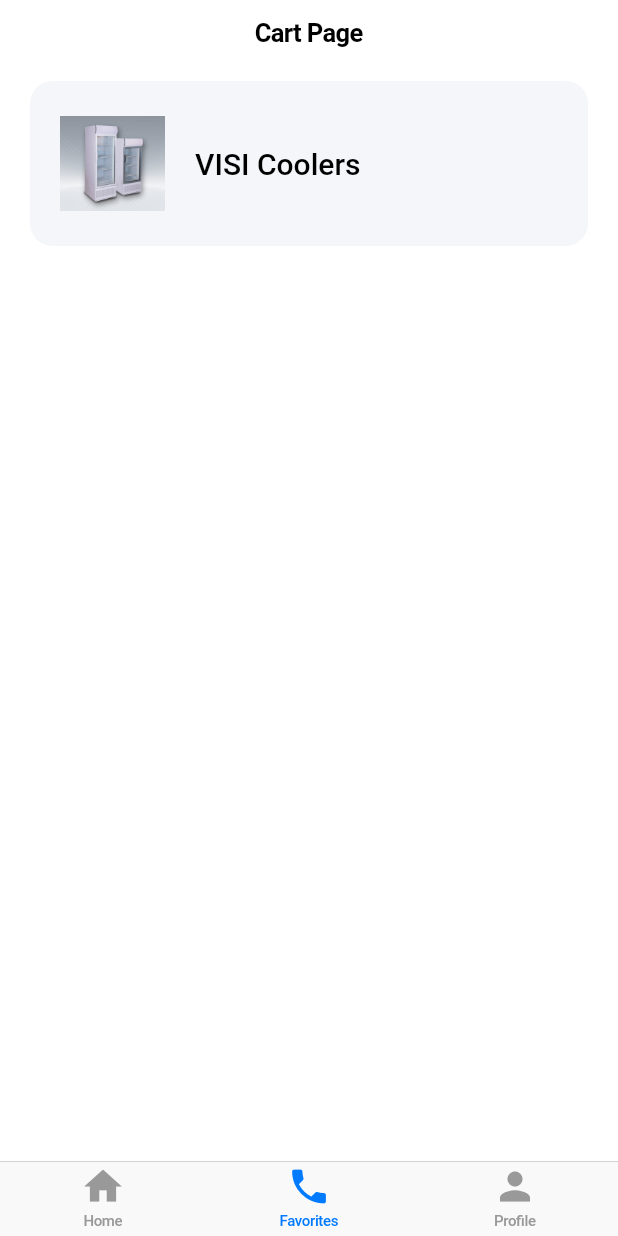
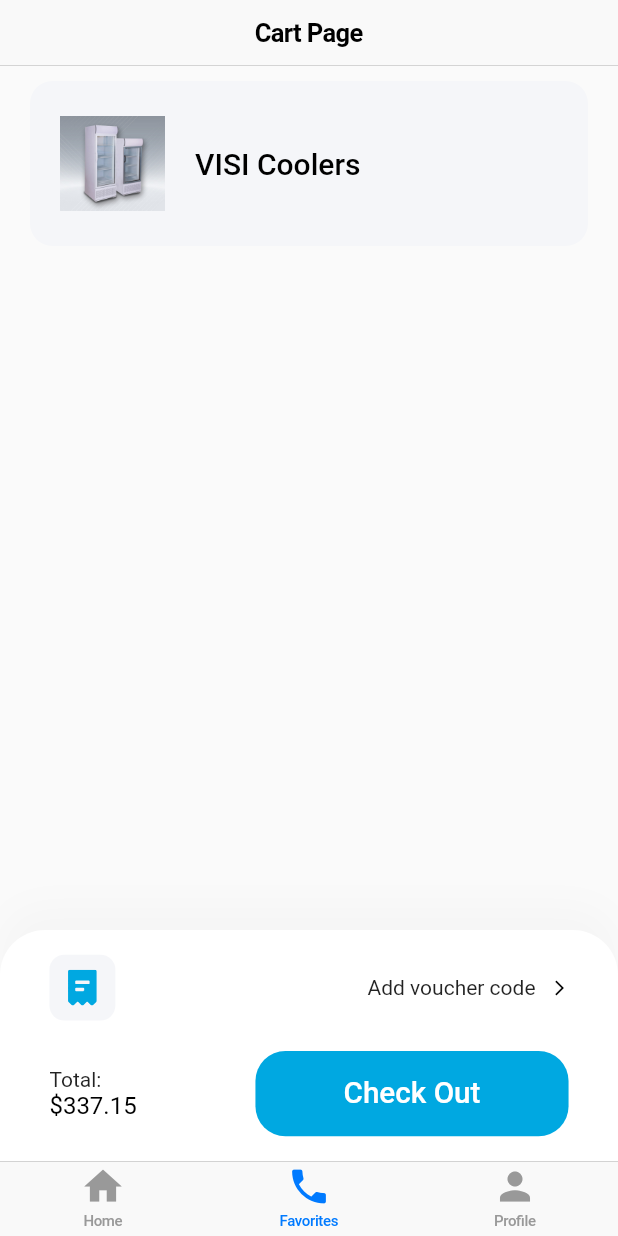
Before and after one commit to AliJasim03/Awal, a Flutter app: the screen it shows after launch, item 2 of the bottom bar chosen, on a phone screen of 412 x 824 dp. Run offline on Flutter 3.47's test engine with Material 2 defaults, Android fonts, the phone set to English and light mode, and no system bars; our stand-ins replace flutter_svg; Roboto replaces fonts that are missing (Futura-Bold).

Commit message:
added the checkout button

```diff
--- /dev/null
+++ b/lib/components/check_out_card.dart
@@ -0,0 +1,93 @@
+import 'package:awal/components/default_button.dart';
+import 'package:awal/components/size_config.dart';
+import 'package:awal/constants.dart';
+import 'package:flutter/material.dart';
+import 'package:flutter_svg/flutter_svg.dart';
+
+class CheckoutCard extends StatelessWidget {
+  const CheckoutCard({
+    Key? key,
+  }) : super(key: key);
+
+  @override
+  Widget build(BuildContext context) {
+    return Container(
+      padding: EdgeInsets.symmetric(
+        vertical: getProportionateScreenWidth(15),
+        horizontal: getProportionateScreenWidth(30),
+      ),
+      // height: 174,
+      decoration: BoxDecoration(
+        color: Colors.white,
+        borderRadius: BorderRadius.only(
+          topLeft: Radius.circular(30),
+          topRight: Radius.circular(30),
+        ),
+        boxShadow: [
+          BoxShadow(
+            offset: Offset(0, -15),
+            blurRadius: 20,
+            color: Color(0xFFDADADA).withOpacity(0.15),
+          )
+        ],
+      ),
+      child: SafeArea(
+        child: Column(
+          mainAxisSize: MainAxisSize.min,
+          crossAxisAlignment: CrossAxisAlignment.start,
+          children: [
+            Row(
+              children: [
+                Container(
+                  padding: EdgeInsets.all(10),
+                  height: getProportionateScreenWidth(40),
+                  width: getProportionateScreenWidth(40),
+                  decoration: BoxDecoration(
+                    color: Color(0xFFF5F6F9),
+                    borderRadius: BorderRadius.circular(10),
+                  ),
+                  child: SvgPicture.asset(
+                    "images/icons/receipt.svg",
+                    color: kPrimaryColor,
+                  ),
+                ),
+                Spacer(),
+                Text("Add voucher code"),
+                const SizedBox(width: 10),
+                Icon(
+                  Icons.arrow_forward_ios,
+                  size: 12,
+                  color: kSecondryColorDark,
+                )
+              ],
+            ),
+            SizedBox(height: getProportionateScreenHeight(20)),
+            Row(
+              mainAxisAlignment: MainAxisAlignment.spaceBetween,
+              children: [
+                Text.rich(
+                  TextSpan(
+                    text: "Total:\n",
+                    children: [
+                      TextSpan(
+                        text: "\$337.15",
+                        style: TextStyle(fontSize: 16, color: Colors.black),
+                      ),
+                    ],
+                  ),
+                ),
+                SizedBox(
+                  width: getProportionateScreenWidth(190),
+                  child: DefaultButton(
+                    text: "Check Out",
+                    press: () {},
+                  ),
+                ),
+              ],
+            ),
+          ],
+        ),
+      ),
+    );
+  }
+}
--- /dev/null
+++ b/lib/components/default_button.dart
@@ -0,0 +1,38 @@
+import 'package:awal/components/size_config.dart';
+import 'package:flutter/material.dart';
+
+import '../constants.dart';
+
+class DefaultButton extends StatelessWidget {
+  const DefaultButton({
+    Key? key,
+    this.text,
+    this.press,
+  }) : super(key: key);
+  final String? text;
+  final Function? press;
+
+  @override
+  Widget build(BuildContext context) {
+    return SizedBox(
+      width: double.infinity,
+      height: getProportionateScreenHeight(56),
+      child: TextButton(
+        style: TextButton.styleFrom(
+          shape:
+              RoundedRectangleBorder(borderRadius: BorderRadius.circular(20)),
+          primary: Colors.white,
+          backgroundColor: kPrimaryColor,
+        ),
+        onPressed: press as void Function()?,
+        child: Text(
+          text!,
+          style: TextStyle(
+            fontSize: getProportionateScreenWidth(18),
+            color: Colors.white,
+          ),
+        ),
+      ),
+    );
+  }
+}
--- /dev/null
+++ b/lib/components/size_config.dart
@@ -0,0 +1,30 @@
+import 'package:flutter/cupertino.dart';
+
+class SizeConfig {
+  static late MediaQueryData _mediaQueryData;
+  static late double screenWidth;
+  static late double screenHeight;
+  static double? defaultSize;
+  static Orientation? orientation;
+
+  void init(BuildContext context) {
+    _mediaQueryData = MediaQuery.of(context);
+    screenWidth = _mediaQueryData.size.width;
+    screenHeight = _mediaQueryData.size.height;
+    orientation = _mediaQueryData.orientation;
+  }
+}
+
+// Get the proportionate height as per screen size
+double getProportionateScreenHeight(double inputHeight) {
+  double screenHeight = SizeConfig.screenHeight;
+  // 812 is the layout height that designer use
+  return (inputHeight / 812.0) * screenHeight;
+}
+
+// Get the proportionate height as per screen size
+double getProportionateScreenWidth(double inputWidth) {
+  double screenWidth = SizeConfig.screenWidth;
+  // 375 is the layout width that designer use
+  return (inputWidth / 375.0) * screenWidth;
+}
--- a/lib/views/cart_page.dart
+++ b/lib/views/cart_page.dart
@@ -1,5 +1,6 @@
 import 'package:awal/components/cart_card.dart';
 import 'package:awal/components/category_card.dart';
+import 'package:awal/components/check_out_card.dart';
 import 'package:awal/constants.dart';
 import 'package:awal/models/cart.dart';
 import 'package:awal/models/product.dart';
@@ -19,11 +20,11 @@ class _CartPageState extends State<CartPage> {
   @override
   Widget build(BuildContext context) {
     var cart = context.watch<Cart>();
-    return CupertinoPageScaffold(
-      navigationBar: const CupertinoNavigationBar(
+    return Scaffold(
+      appBar: const CupertinoNavigationBar(
         middle: Text('Cart Page'),
       ),
-      child:
+      body:
           // Create a ListView widget with the list of ImageData objects
           ListView.separated(
         itemCount:
@@ -51,6 +52,7 @@ class _CartPageState extends State<CartPage> {
           // );
         },
       ),
+      bottomNavigationBar: CheckoutCard(),
     );
   }
 }
--- a/lib/views/home.dart
+++ b/lib/views/home.dart
@@ -5,6 +5,7 @@ import 'package:awal/views/profile/profile_screen.dart';
 import 'package:flutter/cupertino.dart';
 import 'package:flutter/material.dart';
 import 'package:provider/provider.dart';
+import 'package:awal/components/size_config.dart';
 
 class HomePage extends StatefulWidget {
   const HomePage({super.key});
@@ -29,6 +30,7 @@ class _HomePageState extends State<HomePage> {
 
   @override
   Widget build(BuildContext context) {
+    SizeConfig().init(context);
     var cupertinoTabScaffold = CupertinoTabScaffold(
       tabBar: CupertinoTabBar(
         items: const [
```
